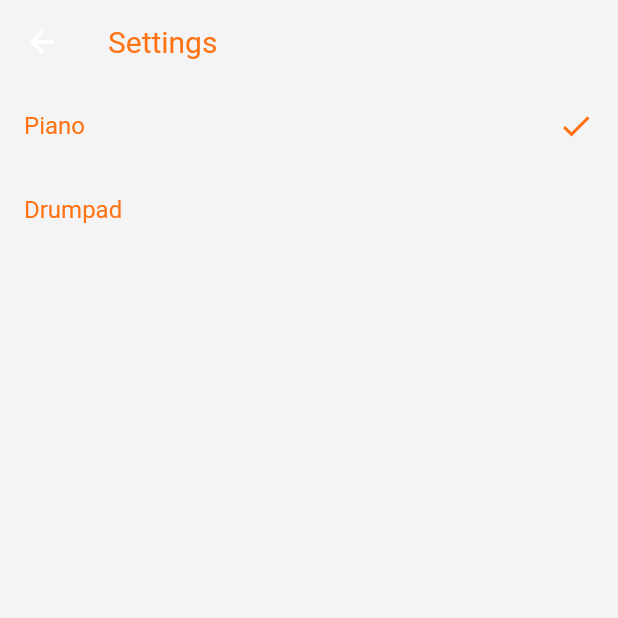
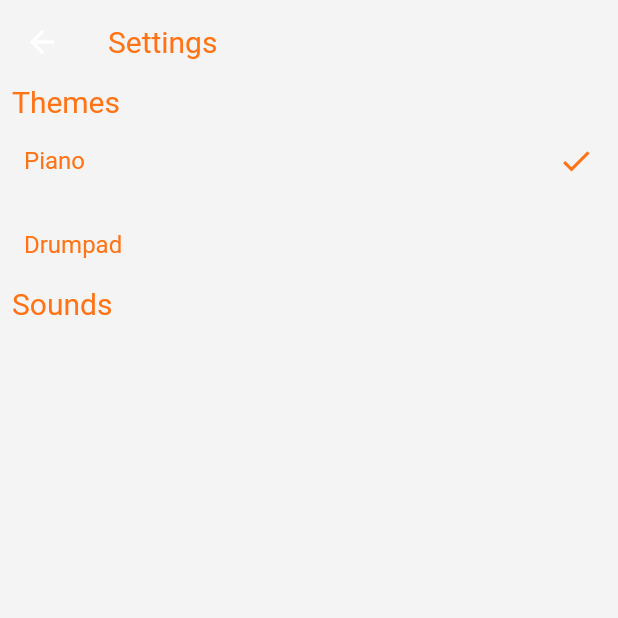
Before and after one commit to JoseGeorges8/scales-app, a Flutter app: the SettingsPage screen opened directly, on a phone screen of 412 x 824 dp, the top half of it. Run offline on Flutter 3.47's test engine with Material 2 defaults, Android fonts, the phone set to English and light mode, and no system bars; our stand-ins replace bloc, equatable, flutter_bloc, shared_preferences; missing offline and left inert: flutter_midi; accounts and stored records are empty.

Commit message:
Added some things for more consistency such as a file for adding text widgets

```diff
--- a/lib/blocs/theme_bloc/theme_bloc.dart
+++ b/lib/blocs/theme_bloc/theme_bloc.dart
@@ -7,7 +7,7 @@ import './bloc.dart';
 
 class ThemeBloc extends Bloc<ThemeEvent, ThemeState> {
 
-  final List<String> themes = ['Piano', 'Drumpad'];
+  final List<String> themes = appThemeData.keys.toList();
 
 
   String currentTheme;
--- a/lib/pages/home.dart
+++ b/lib/pages/home.dart
@@ -43,7 +43,7 @@ class _HomePageState extends State<HomePage>
                     children: <Widget>[
                       Padding(
                         padding: const EdgeInsets.all(8.0),
-                        child: NotesButtonGroup(notesBloc: _notesBloc, notes: state.notes),
+                        child: NotesButtonGroup(notes: state.notes),
                       ),
                       DraggableScalesSheet()
                     ],
--- a/lib/pages/settings.dart
+++ b/lib/pages/settings.dart
@@ -6,6 +6,7 @@ import 'package:scales_app/utils/constants.dart';
 import 'package:scales_app/utils/themes.dart';
 import 'package:scales_app/widgets/home_app_bar.dart';
 import 'package:scales_app/widgets/settings_row.dart';
+import 'package:scales_app/widgets/texts.dart';
 
 class SettingsPage extends StatefulWidget{
 
@@ -31,15 +32,27 @@ class _SettingsPageState extends State<SettingsPage> {
       appBar: HomeAppBar(
         title: SETTINGS_TITLE,
       ),
-      body: ListView.builder(
-          itemCount: appThemeData.length,
-          itemBuilder: (BuildContext context, int index){
-            return SettingsRow(
-              isSelected: _themeBloc.currentTheme == _themeBloc.themes[index],
-              title: _themeBloc.themes[index],
-              onRowPressed: () => _onSettingsRowPressed(_themeBloc.themes[index]),
-            );
-          }
+      body: Column(
+        children: <Widget>[
+          Row(
+            children: <Widget>[
+              ListHeadingText('Themes'),
+            ],
+          ),
+          Column(
+            children: _themeBloc.themes.map((theme) => SettingsRow(
+              onRowPressed: () => _onSettingsRowPressed(theme),
+              title: theme,
+              isSelected: _themeBloc.currentTheme == theme,
+
+            )).toList(),
+          ),
+          Row(
+            children: <Widget>[
+              ListHeadingText('Sounds'),
+            ],
+          ),
+        ],
       ),
     );
   }
--- /dev/null
+++ b/lib/widgets/texts.dart
@@ -0,0 +1,17 @@
+
+import 'package:flutter/material.dart';
+
+/// This class contains all the custom text widgets
+
+class ListHeadingText extends StatelessWidget{
+
+  final String text;
+
+  const ListHeadingText(this.text, {Key key}) : super(key: key);
+
+  @override
+  Widget build(BuildContext context) => Padding(
+    padding: const EdgeInsets.fromLTRB(8.0, 0, 0, 0),
+    child: Text(text, style: Theme.of(context).textTheme.display1),
+  );
+}
```
Also changed, not shown: lib/utils/themes.dart (+5 -2 lines), lib/widgets/note_button.dart (+5 -2 lines), lib/widgets/note_button_group.dart (+24 -12 lines).
